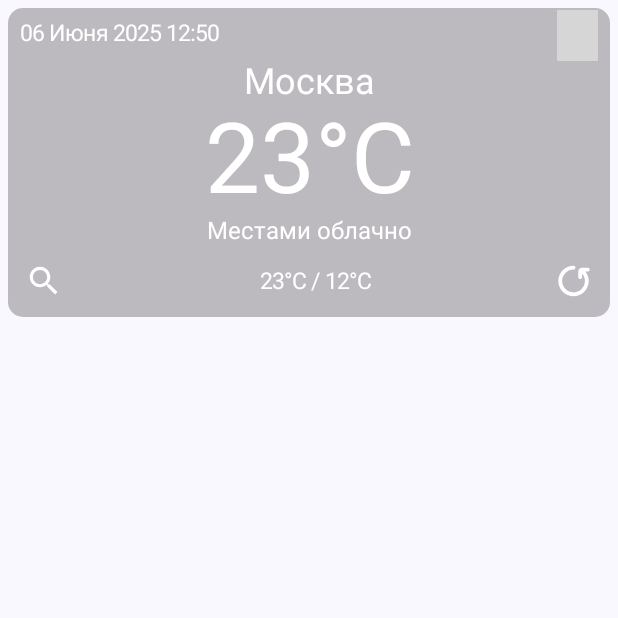
After one commit to ypypyxa/WeatherAppCompose, an Android app built with Jetpack Compose: the composable CardMain shown on its own in the app's theme, on a phone screen of 412 x 824 dp, the top half of it. The commit adds this screen. Run offline under Robolectric (Android 15) with nearby library versions, the phone set to English and light mode, and no system bars; pictures from the network do not load; grey boxes are pictures that could not be loaded.

Commit message:
Сверстал элементы главного экрана

```diff
--- a/app/build.gradle.kts
+++ b/app/build.gradle.kts
@@ -51,6 +51,7 @@ dependencies {
     implementation(libs.androidx.material3)
 
     implementation(libs.volley)
+    implementation(libs.coil.compose)
 
     testImplementation(libs.junit)
     androidTestImplementation(libs.androidx.junit)
--- /dev/null
+++ b/app/src/main/java/com/pivnoydevelopment/weatherappcompose/ui/layout/CardMain.kt
@@ -0,0 +1,117 @@
+package com.pivnoydevelopment.weatherappcompose.ui.layout
+
+import androidx.compose.foundation.layout.Arrangement
+import androidx.compose.foundation.layout.Column
+import androidx.compose.foundation.layout.Row
+import androidx.compose.foundation.layout.fillMaxWidth
+import androidx.compose.foundation.layout.padding
+import androidx.compose.foundation.layout.size
+import androidx.compose.foundation.shape.RoundedCornerShape
+import androidx.compose.material3.Card
+import androidx.compose.material3.CardDefaults.cardElevation
+import androidx.compose.material3.CardDefaults.cardColors
+import androidx.compose.material3.Icon
+import androidx.compose.material3.IconButton
+import androidx.compose.material3.Text
+import androidx.compose.runtime.Composable
+import androidx.compose.ui.Alignment
+import androidx.compose.ui.Modifier
+import androidx.compose.ui.graphics.Color
+import androidx.compose.ui.res.painterResource
+import androidx.compose.ui.text.TextStyle
+import androidx.compose.ui.tooling.preview.Preview
+import androidx.compose.ui.unit.dp
+import androidx.compose.ui.unit.sp
+import coil.compose.AsyncImage
+import com.pivnoydevelopment.weatherappcompose.R
+import com.pivnoydevelopment.weatherappcompose.ui.theme.GrayGlass
+
+@Preview (showBackground = true)
+@Composable
+fun CardMain() {
+    Column(
+        modifier = Modifier
+            .padding(5.dp)
+    ) {
+        Card(
+            modifier = Modifier.fillMaxWidth(),
+            colors = cardColors(containerColor = GrayGlass),
+            elevation = cardElevation(defaultElevation = 0.dp),
+            shape = RoundedCornerShape(10.dp)
+        ) {
+            Column(
+                modifier = Modifier.fillMaxWidth(),
+                horizontalAlignment = Alignment.CenterHorizontally
+            ) {
+                Row(
+                    modifier = Modifier.fillMaxWidth(),
+                    horizontalArrangement = Arrangement.SpaceBetween
+                ) {
+                    Text(
+                        modifier = Modifier.padding(top = 8.dp, start = 8.dp),
+                        text = "06 Июня 2025 12:50",
+                        style = TextStyle(fontSize = 15.sp),
+                        color = Color.White
+                    )
+                    AsyncImage(
+                        model = "https://cdn.weatherapi.com/weather/64x64/day/116.png",
+                        contentDescription = "WeatherImage",
+                        modifier = Modifier
+                            .size(35.dp)
+                            .padding(top = 1.dp, end = 8.dp)
+                    )
+                }
+                Text(
+                    text = "Москва",
+                    style = TextStyle(fontSize = 24.sp),
+                    color = Color.White
+                )
+                Text(
+                    text = "23°C",
+                    style = TextStyle(fontSize = 65.sp),
+                    color = Color.White
+                )
+                Text(
+                    text = "Местами облачно",
+                    style = TextStyle(fontSize = 16.sp),
+                    color = Color.White
+                )
+                Row(
+                    modifier = Modifier.fillMaxWidth(),
+                    horizontalArrangement = Arrangement.SpaceBetween
+                ) {
+                    IconButton(
+                        onClick = {
+
+                        }
+                    ) {
+                        Icon(
+                            modifier = Modifier.size(25.dp),
+                            painter = painterResource(id = R.drawable.ic_search),
+                            contentDescription = "SearchImage",
+                            tint = Color.White
+                        )
+                    }
+                    Text(
+                        modifier = Modifier.padding(top = 15.dp, start = 8.dp),
+                        text = "23°С / 12°С",
+                        style = TextStyle(fontSize = 15.sp),
+                        color = Color.White
+                    )
+                    IconButton(
+                        onClick = {
+
+                        }
+                    ) {
+                        Icon(
+                            modifier = Modifier.size(25.dp),
+                            painter = painterResource(id = R.drawable.ic_refresh),
+                            contentDescription = "RefreshImage",
+                            tint = Color.White
+                            )
+                    }
+                }
+            }
+        }
+    }
+}
--- a/app/src/main/java/com/pivnoydevelopment/weatherappcompose/ui/theme/Color.kt
+++ b/app/src/main/java/com/pivnoydevelopment/weatherappcompose/ui/theme/Color.kt
@@ -9,3 +9,5 @@ val Pink80 = Color(0xFFEFB8C8)
 val Purple40 = Color(0xFF6650a4)
 val PurpleGrey40 = Color(0xFF625b71)
 val Pink40 = Color(0xFF7D5260)
+
+val GrayGlass = Color(0x40000000)
--- /dev/null
+++ b/app/src/main/res/drawable/ic_refresh.xml
@@ -0,0 +1,5 @@
+<vector xmlns:android="http://schemas.android.com/apk/res/android" android:height="64dp" android:viewportHeight="200" android:viewportWidth="200" android:width="64dp">
+
+    <path android:fillColor="#000000" android:pathData="M182.5,40a10,10 0,0 0,-10 -10h-30a20.06,20.06 0,0 0,-20 20V80a10,10 0,0 0,20 0V60.5a58.74,58.74 0,0 1,15 39.5,60 60,0 1,1 -60,-60 10,10 0,0 0,0 -20,80 80,0 1,0 80,80A78.93,78.93 0,0 0,160 50h12.5A10,10 0,0 0,182.5 40Z"/>
+
+</vector>
--- /dev/null
+++ b/app/src/main/res/drawable/ic_search.xml
@@ -0,0 +1,5 @@
+<vector xmlns:android="http://schemas.android.com/apk/res/android" android:height="64dp" android:tint="#FFFFFF" android:viewportHeight="24" android:viewportWidth="24" android:width="64dp">
+
+    <path android:fillColor="@android:color/white" android:pathData="M15.5,14h-0.79l-0.28,-0.27C15.41,12.59 16,11.11 16,9.5 16,5.91 13.09,3 9.5,3S3,5.91 3,9.5 5.91,16 9.5,16c1.61,0 3.09,-0.59 4.23,-1.57l0.27,0.28v0.79l5,4.99L20.49,19l-4.99,-5zM9.5,14C7.01,14 5,11.99 5,9.5S7.01,5 9.5,5 14,7.01 14,9.5 11.99,14 9.5,14z"/>
+
+</vector>
--- a/gradle/libs.versions.toml
+++ b/gradle/libs.versions.toml
@@ -1,5 +1,6 @@
 [versions]
 agp = "8.10.1"
+coilCompose = "2.0.0-rc01"
 kotlin = "2.0.21"
 coreKtx = "1.16.0"
 junit = "4.13.2"
@@ -12,6 +13,7 @@ volley = "1.2.1"
 
 [libraries]
 androidx-core-ktx = { group = "androidx.core", name = "core-ktx", version.ref = "coreKtx" }
+coil-compose = { module = "io.coil-kt:coil-compose", version.ref = "coilCompose" }
 junit = { group = "junit", name = "junit", version.ref = "junit" }
 androidx-junit = { group = "androidx.test.ext", name = "junit", version.ref = "junitVersion" }
 androidx-espresso-core = { group = "androidx.test.espresso", name = "espresso-core", version.ref = "espressoCore" }
```
Also changed, not shown: app/src/main/java/com/pivnoydevelopment/weatherappcompose/MainActivity.kt (+15 -95 lines), app/src/main/java/com/pivnoydevelopment/weatherappcompose/ui/layout/ItemWeatherList.kt (added, +71 -0 lines), app/src/main/java/com/pivnoydevelopment/weatherappcompose/ui/layout/TabLayout.kt (added, +87 -0 lines), 1 other file.
